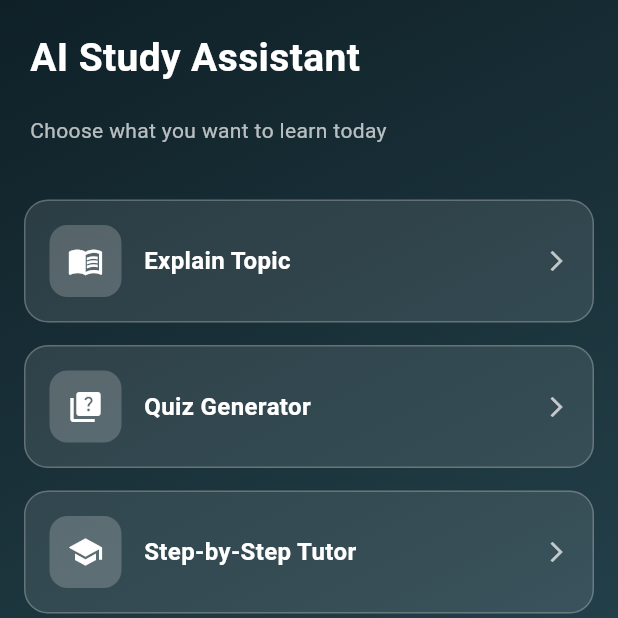
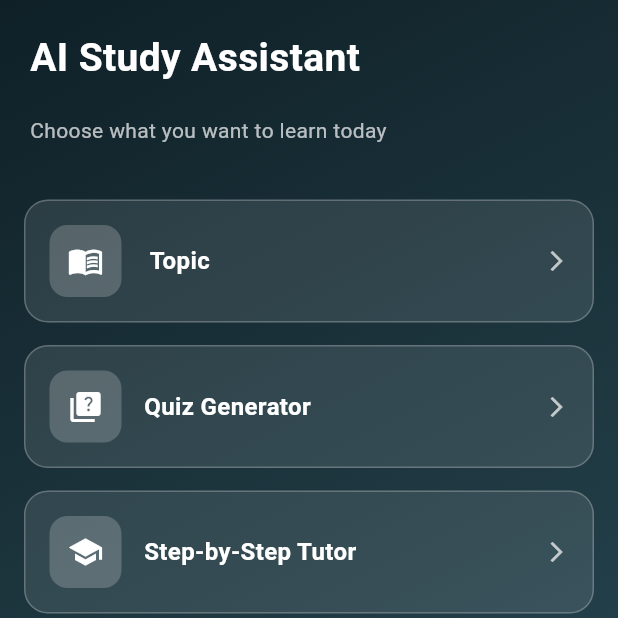
Before and after one commit to muhammadhamza67/ai-study-assistant, a Flutter app: the screen it shows after launch, on a phone screen of 412 x 824 dp, the top half of it. Run offline on Flutter 3.47's test engine with Material 3 defaults, Android fonts, the phone set to English and light mode, and no system bars.

Commit message:
Describe your changes

```diff
--- a/lib/screens/home_screen.dart
+++ b/lib/screens/home_screen.dart
@@ -5,7 +5,7 @@ class HomeScreen extends StatelessWidget {
   const HomeScreen({super.key});
 
   final List<Map<String, dynamic>> features = const [
-    {"title": "Explain Topic", "type": "explain", "icon": Icons.menu_book},
+    {"title": " Topic", "type": "explain", "icon": Icons.menu_book},
     {"title": "Quiz Generator", "type": "quiz", "icon": Icons.quiz},
     {"title": "Step-by-Step Tutor", "type": "tutor", "icon": Icons.school},
     {"title": "Coding Helper", "type": "code", "icon": Icons.code},
```
